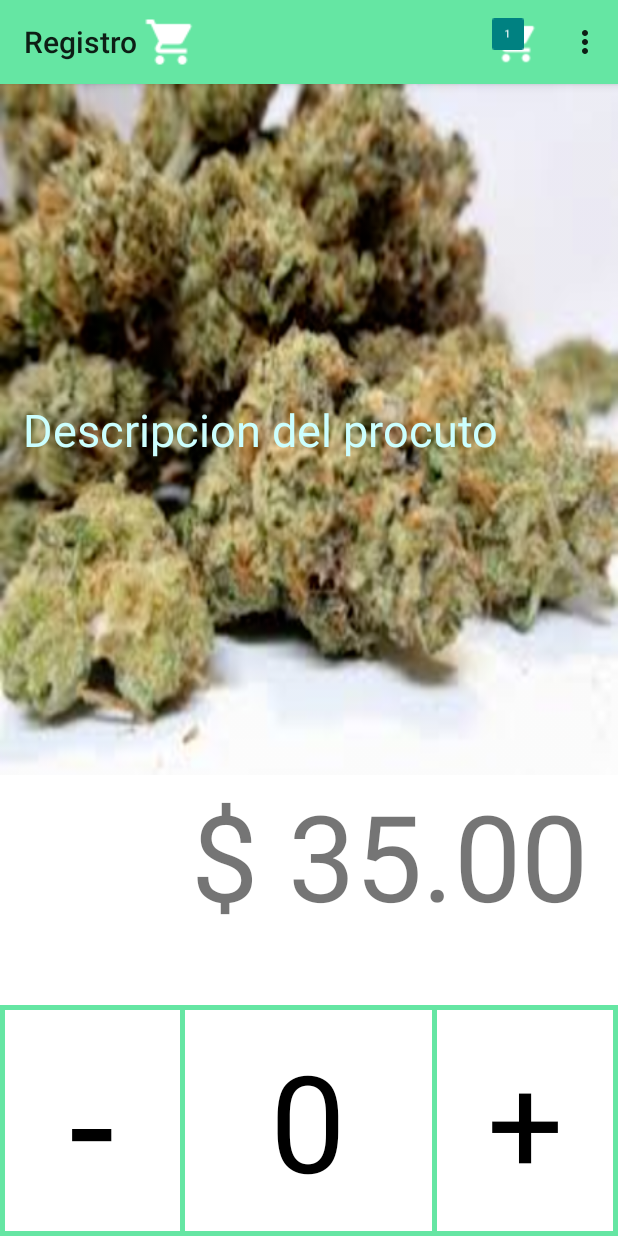
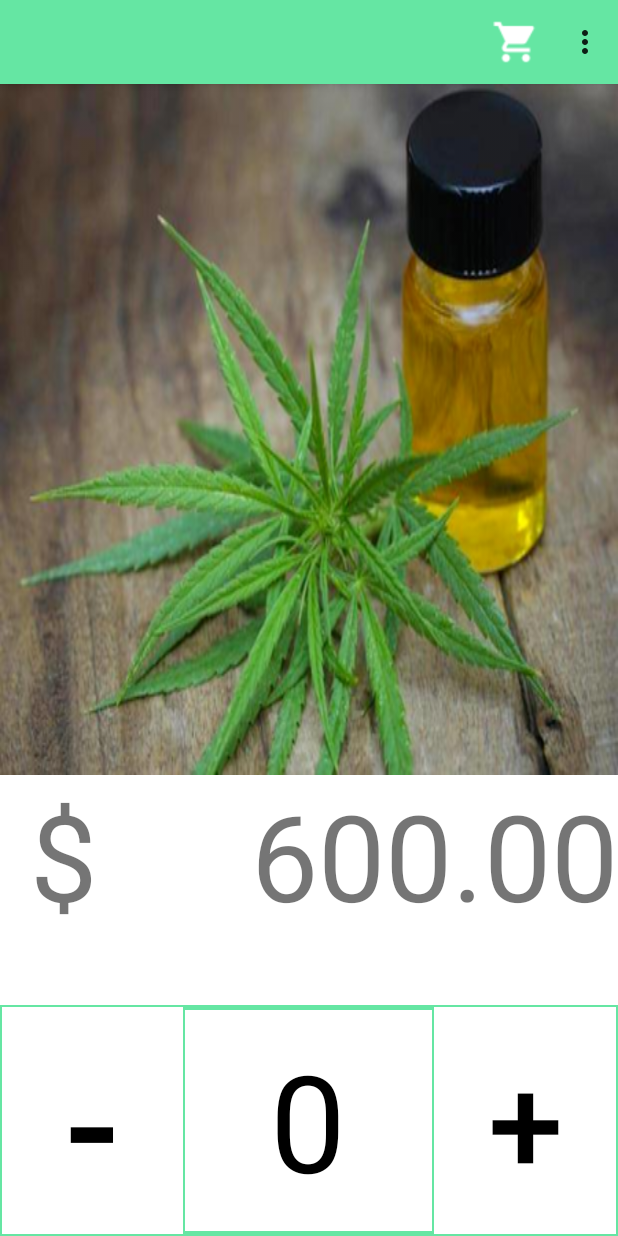
Before and after one commit to collisionbrain/Escuadron, an Android app: the fragment DetailFragment placed in its activity, on a phone screen of 412 x 824 dp. Run offline under Robolectric (Android 15) with nearby library versions, the phone set to English and light mode, and no system bars; libraries missing offline, so code that uses them is left out: com.gjiazhe.scrollparallaximageview, com.unstoppable.submitbuttonview; 8 statements that could not run were skipped.

Commit message:
function sale

```diff
--- a/Registro/app/src/main/java/com/libre/registro/ui/MarketActivity.java
+++ b/Registro/app/src/main/java/com/libre/registro/ui/MarketActivity.java
@@ -35,19 +35,21 @@ public class MarketActivity extends AppCompatActivity{
 
     private Context context;
     private Fragment detailFragment=new DetailFragment();
-    private List<Product> productList;
+    public List<Product> productList;
     private FragmentManager fragmentManager;
     private FragmentTransaction fragmentTransaction;
     private  RecyclerView recyclerView;
     private int count = 0;
+    private  MenuItem menuItem;
     @Override
     protected void onCreate(Bundle savedInstanceState) {
         super.onCreate(savedInstanceState);
 
         setContentView(R.layout.market_activity);
         Toolbar myToolbar = (Toolbar) findViewById(R.id.my_toolbar);
+        myToolbar.setTitle("");
         setSupportActionBar(myToolbar);
-        myToolbar.setTitle("");
+
         fragmentManager=getFragmentManager();
         fragmentTransaction=fragmentManager.beginTransaction();
         context = this;
@@ -75,8 +77,8 @@ public class MarketActivity extends AppCompatActivity{
     public boolean onCreateOptionsMenu(Menu menu) {
         MenuInflater inflater = getMenuInflater();
         inflater.inflate(R.menu.main_menu, menu);
-        MenuItem menuItem = menu.findItem(R.id.testAction);
-        menuItem.setIcon(buildCounterDrawable(1,  R.drawable.cart));
+        menuItem = menu.findItem(R.id.testAction);
+        menuItem.setIcon(buildCounterDrawable(count,  R.drawable.cart));
 
         return true;
     }
@@ -90,8 +92,10 @@ public class MarketActivity extends AppCompatActivity{
 
         return super.onOptionsItemSelected(item);
     }
-    private void addProduct(Product product){
+    public void addProduct(Product product){
         productList.add(product);
+        count=productList.size();
+        menuItem.setIcon(buildCounterDrawable(count,  R.drawable.cart));
     }
 
     private class MyAdapter extends RecyclerView.Adapter<MyAdapter.ViewHolder> {
@@ -121,7 +125,6 @@ public class MarketActivity extends AppCompatActivity{
                 case 1 : holder.iv.setImageResource(R.drawable.muffin); break;
                 case 2 : holder.iv.setImageResource(R.drawable.cookies); break;
                 case 3 : holder.iv.setImageResource(R.drawable.bud); break;
-
                 case 4 : holder.iv.setImageResource(R.drawable.pomada); break;
             }
         }
--- a/Registro/app/src/main/java/com/libre/registro/ui/fragments/DetailFragment.java
+++ b/Registro/app/src/main/java/com/libre/registro/ui/fragments/DetailFragment.java
@@ -2,16 +2,21 @@ package com.libre.registro.ui.fragments;
 
 import android.app.Fragment;
 import android.content.Context;
+import android.graphics.drawable.Drawable;
 import android.os.Bundle;
 import android.util.Log;
 import android.view.LayoutInflater;
 import android.view.View;
 import android.view.ViewGroup;
+import android.widget.Button;
 import android.widget.ImageView;
 import android.widget.RelativeLayout;
+import android.widget.TextView;
 
 import com.libre.registro.R;
 import com.libre.registro.ui.MainActivity;
+import com.libre.registro.ui.MarketActivity;
+import com.libre.registro.ui.pojos.Product;
 import com.unstoppable.submitbuttonview.SubmitButton;
 
 /**
@@ -21,7 +26,12 @@ import com.unstoppable.submitbuttonview.SubmitButton;
 public class DetailFragment extends Fragment   implements View.OnClickListener{
     private View view;
     private Context context;
-    RelativeLayout btnPlus,btnMinus;
+    private Button btnPlus,btnMinus;
+    private RelativeLayout rlyPanel;
+    private ImageView backGround;
+    private TextView txtDesc,txtPrice,txtCounter;
+    private Product product;
+    private int counter=0;
 
     public View onCreateView(LayoutInflater inflater, ViewGroup container, Bundle savedInstance) {
         super.onSaveInstanceState(savedInstance);
@@ -29,11 +39,64 @@ public class DetailFragment extends Fragment   implements View.OnClickListener{
         context=getActivity();
         int productItem = this.getArguments().getInt("productItem");
         this.view = inflater.inflate(R.layout.detail_fragment,container,false);
-        btnPlus=(RelativeLayout) this.view.findViewById(R.id.rlyPlus);
-        btnMinus=(RelativeLayout) this.view.findViewById(R.id.rlyMinus);
+        rlyPanel=(RelativeLayout) this.view.findViewById(R.id.rlPanel);
+        btnPlus=(Button) this.view.findViewById(R.id.btnPlus);
+        btnMinus=(Button) this.view.findViewById(R.id.btnMinus);
+        backGround=(ImageView) this.view.findViewById(R.id.bgrImage);
+        txtDesc=(TextView) this.view.findViewById(R.id.txtDesc);
+        txtPrice=(TextView) this.view.findViewById(R.id.txtPrice);
+        txtCounter=(TextView) this.view.findViewById(R.id.txtCounter);
         btnPlus.setOnClickListener(this);
         btnMinus.setOnClickListener(this);
         Log.e("#######",""+productItem);
+        switch (productItem){
+            case 0:
+                backGround.setBackgroundResource(R.drawable.cbd);
+                txtDesc.setText("");
+                txtPrice.setText("600.00");
+                product=new Product();
+                product.id=0;
+                product.name="CBD";
+                product.price=600;
+                break;
+            case 1:
+                backGround.setBackgroundResource(R.drawable.muffin);
+                txtDesc.setText("");
+                txtPrice.setText("25.00");
+                product=new Product();
+                product.id=0;
+                product.name="Muffin";
+                product.price=25;
+                break;
+            case 2:
+                backGround.setBackgroundResource(R.drawable.cookies);
+                txtDesc.setText("");
+                txtPrice.setText("25.00");
+                product=new Product();
+                product.id=0;
+                product.name="Galletas";
+                product.price=25;
+                break;
+            case 3:
+                backGround.setBackgroundResource(R.drawable.bud);
+                txtDesc.setText("");
+                txtPrice.setText("100.00");
+                product=new Product();
+                product.id=0;
+                product.name="Cogoyos";
+                product.price=100;
+                break;
+            case 4:
+                backGround.setBackgroundResource(R.drawable.pomada);
+                txtDesc.setText("");
+                txtPrice.setText("120.00");
+                product=new Product();
+                product.id=0;
+                product.name="Pomada";
+                product.price=120;
+                break;
+        }
+
         return  this.view;
     }
     @Override
@@ -45,11 +108,21 @@ public class DetailFragment extends Fragment   implements View.OnClickListener{
     public void onClick(View v) {
        switch (v.getId()){
 
-           case  R.id.rlyMinus :
-               Log.e("########3","MENUS");
+           case  R.id.btnMinus :
+               Log.e("########3","MiNUS");
+               if(counter>1) {
+                   counter = counter - 1;
+                   txtCounter.setText("" + counter);
+               }else{
+                   counter = 0;
+                   txtCounter.setText("" + counter);
+               }
                break;
-           case  R.id.rlyPlus :
+           case  R.id.btnPlus :
                Log.e("########3","MAS");
+               ((MarketActivity)context).addProduct(product);
+               counter=counter+1;
+               txtCounter.setText(""+counter);
                break;
        }
 
--- a/Registro/app/src/main/java/com/libre/registro/ui/pojos/Product.java
+++ b/Registro/app/src/main/java/com/libre/registro/ui/pojos/Product.java
@@ -5,8 +5,8 @@ package com.libre.registro.ui.pojos;
  */
 
 public class Product {
-    private int id;
-    private String name;
-    private double price;
+    public int id;
+    public String name;
+    public double price;
 
 }
--- /dev/null
+++ b/Registro/app/src/main/res/drawable/button_selector.xml
@@ -0,0 +1,10 @@
+<?xml version="1.0" encoding="utf-8"?>
+<selector xmlns:android="http://schemas.android.com/apk/res/android" >
+    <item
+        android:state_pressed="true"
+        android:drawable="@drawable/selected"></item>
+
+    <item
+        android:state_pressed="false"
+        android:drawable="@drawable/unselected"></item>
+</selector>
--- /dev/null
+++ b/Registro/app/src/main/res/drawable/selected.xml
@@ -0,0 +1,6 @@
+<?xml version="1.0" encoding="utf-8"?>
+<shape xmlns:android="http://schemas.android.com/apk/res/android"
+    android:shape="rectangle" >
+    <solid android:color="@color/green_toolbar"/>
+    <stroke android:color="@color/white" android:width="1dp"/>
+</shape>
--- /dev/null
+++ b/Registro/app/src/main/res/drawable/unselected.xml
@@ -0,0 +1,6 @@
+<?xml version="1.0" encoding="utf-8"?>
+<shape xmlns:android="http://schemas.android.com/apk/res/android" android:shape="rectangle" android:padding="90dp">
+    <solid android:color="@color/white"/>
+    <padding />
+    <stroke android:color="@color/green_toolbar" android:width="1dp"/>
+</shape>
--- a/Registro/app/src/main/res/layout/detail_fragment.xml
+++ b/Registro/app/src/main/res/layout/detail_fragment.xml
@@ -6,12 +6,17 @@
     android:background="@color/white"
     android:clickable="true">
     <RelativeLayout
+        android:id="@+id/rlyPanel"
         android:layout_width="match_parent"
         android:layout_height="0dp"
-        android:layout_weight="60"
-        android:background="@drawable/bud">
-
+        android:layout_weight="60" >
+        <ImageView
+            android:id="@+id/bgrImage"
+            android:layout_width="match_parent"
+            android:layout_height="match_parent"
+            android:background="@drawable/bud"/>
         <TextView
+            android:id="@+id/txtDesc"
             android:layout_width="match_parent"
             android:layout_height="match_parent"
             android:fontFamily="sans-serif"
@@ -30,9 +35,19 @@
         android:orientation="horizontal"
         android:weightSum="100">
         <TextView
-            android:layout_width="match_parent"
+            android:layout_width="0dp"
             android:layout_height="match_parent"
-            android:text="$ 35.00 "
+            android:layout_weight="25"
+            android:text="$"
+            android:textSize="80dp"
+            android:gravity="left"
+            android:paddingLeft="20dp"/>
+        <TextView
+            android:id="@+id/txtPrice"
+            android:layout_width="0dp"
+            android:layout_height="match_parent"
+            android:layout_weight="75"
+            android:text="35.00 "
             android:textSize="80dp"
             android:gravity="right" />
     </LinearLayout>
@@ -44,24 +59,27 @@
         android:weightSum="100"
         android:background="@drawable/green_border">
         <RelativeLayout
-            android:id="@+id/rlyMinus"
+
             android:layout_width="0dp"
             android:layout_height="match_parent"
             android:layout_weight="30"
             android:background="@drawable/green_border"  >
-            <TextView
+            <Button
+                android:id="@+id/btnMinus"
                 android:layout_width="match_parent"
                 android:layout_height="match_parent"
                 android:text="-"
                 android:textSize="110dp"
                 android:gravity="center"
-                android:textColor="@color/black"/>
+                android:textColor="@color/black"
+                android:background="@drawable/button_selector"/>
         </RelativeLayout>
         <RelativeLayout
             android:layout_width="0dp"
             android:layout_height="match_parent"
             android:layout_weight="40" >
             <TextView
+                android:id="@+id/txtCounter"
                 android:layout_width="match_parent"
                 android:layout_height="match_parent"
                 android:text="0"
@@ -70,18 +88,20 @@
                 android:textColor="@color/black"/>
         </RelativeLayout>
         <RelativeLayout
-            android:id="@+id/rlyPlus"
+
             android:layout_width="0dp"
             android:layout_height="match_parent"
             android:layout_weight="30"
             android:background="@drawable/green_border">
-            <TextView
+            <Button
+                android:id="@+id/btnPlus"
                 android:layout_width="match_parent"
                 android:layout_height="match_parent"
                 android:text="+"
                 android:textSize="90dp"
                 android:gravity="center"
-                android:textColor="@color/black"/>
+                android:textColor="@color/black"
+                android:background="@drawable/button_selector"/>
         </RelativeLayout>
     </LinearLayout>
 
--- a/Registro/app/src/main/res/layout/market_activity.xml
+++ b/Registro/app/src/main/res/layout/market_activity.xml
@@ -13,11 +13,7 @@
         android:layout_alignParentRight="true"
         android:theme="@style/ThemeOverlay.AppCompat.ActionBar"
         app:popupTheme="@style/ThemeOverlay.AppCompat.Light">
-        <ImageView
-            android:id="@+id/imgCart"
-            android:layout_width="wrap_content"
-            android:layout_height="wrap_content"
-            android:src="@drawable/cart"/>
+
         </android.support.v7.widget.Toolbar>
     <FrameLayout
         android:id="@+id/container"
```
